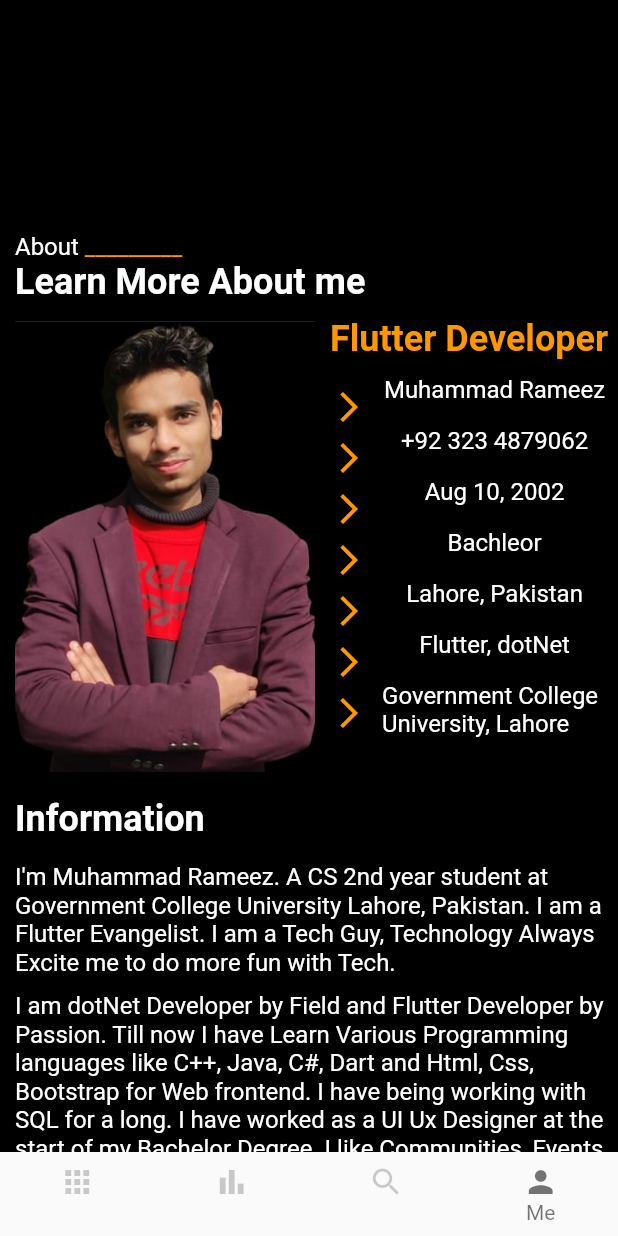
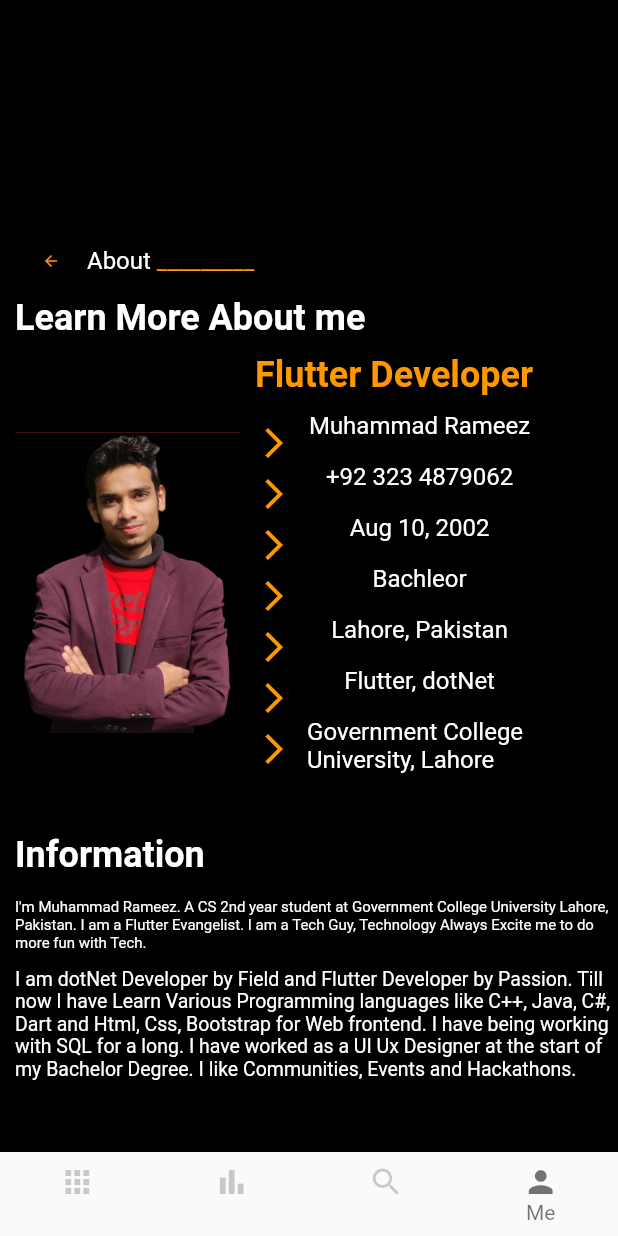
Before and after one commit to ZapeeoSheikh/TravelApp, a Flutter app: the MainPage screen opened by its route, item 4 of the bottom bar chosen, on a phone screen of 412 x 824 dp. Run offline on Flutter 3.47's test engine with Material 2 defaults, Android fonts, the phone set to English and light mode, and no system bars; network calls fail.

Commit message:
Travel App Completed

```diff
--- a/lib/main.dart
+++ b/lib/main.dart
@@ -3,6 +3,7 @@ import 'package:flutter/material.dart';
 import 'package:travelapp/details.dart';
 import 'package:travelapp/pages/main_page.dart';
 import 'package:travelapp/pages/me_page.dart';
+import 'package:travelapp/pages/search.dart';
 import 'package:travelapp/routes/routes.dart';
 
 import 'WelcomePage.dart';
@@ -30,7 +31,7 @@ class _MyAppState extends State<MyApp> {
       },
       debugShowCheckedModeBanner: false,
       home: Scaffold(
-        body: WelcomePage(),
+        body: SearchPage(),
       ),
     );
   }
--- a/lib/pages/me_page.dart
+++ b/lib/pages/me_page.dart
@@ -2,6 +2,7 @@ import 'package:flutter/cupertino.dart';
 import 'package:flutter/material.dart';
 import 'package:travelapp/apptext/largetext.dart';
 import 'package:travelapp/apptext/text.dart';
+import 'package:travelapp/routes/routes.dart';
 
 class MePage extends StatelessWidget {
   const MePage({Key? key}) : super(key: key);
@@ -13,14 +14,28 @@ class MePage extends StatelessWidget {
       theme: ThemeData.dark(),
       home: Scaffold(
         backgroundColor: Colors.black,
-        body: Container(
-          margin: EdgeInsets.only(top: 155, left: 10),
+        body: SingleChildScrollView(
+          child: Container(
+            width: MediaQuery.of(context).size.width,
+            height: MediaQuery.of(context).size.height,
+            margin: EdgeInsets.only(top: 150, left: 10),
             child: Column(
               mainAxisAlignment: MainAxisAlignment.start,
               children: [
                 Row(
                   mainAxisAlignment: MainAxisAlignment.start,
                   children: [
+                    IconButton(
+                      onPressed: () {
+                        Navigator.pushNamed(context, MyRoutes.mainpage);
+                      },
+                      icon: Icon(
+                        Icons.arrow_back,
+                        color: Colors.orange,
+                        size: 12,
+                      ),
+                    ),
+                    //SizedBox(width: 5),
                     AppText(
                       title: "About",
                       color: Colors.white,
@@ -46,11 +61,12 @@ class MePage extends StatelessWidget {
                 Row(
                   children: [
                     Container(
-                    height: 300,
-                    width: 200,
+                      height: 200,
+                      width: 150,
                       decoration: BoxDecoration(
                         image: DecorationImage(
-                          image: AssetImage("img/me.jpeg"), fit: BoxFit.cover),
+                            image: AssetImage("img/me.jpeg"),
+                            fit: BoxFit.cover),
                         color: Colors.red,
                       ),
                     ),
@@ -226,13 +242,14 @@ class MePage extends StatelessWidget {
                 Row(
                   children: [
                     Container(
-                    width: 400,
+                      width: MediaQuery.of(context).size.width - 10,
                       child: Column(
                         children: [
                           AppText(
                             title:
                                 "I'm Muhammad Rameez. A CS 2nd year student at Government College University Lahore, Pakistan. I am a Flutter Evangelist. I am a Tech Guy, Technology Always Excite me to do more fun with Tech.",
                             color: Colors.white,
+                            size: 10,
                           ),
                           SizedBox(
                             height: 10,
@@ -241,6 +258,7 @@ class MePage extends StatelessWidget {
                             title:
                                 "I am dotNet Developer by Field and Flutter Developer by Passion. Till now I have Learn Various Programming languages like C++, Java, C#, Dart and Html, Css, Bootstrap for Web frontend. I have being working with SQL for a long. I have worked as a UI Ux Designer at the start of my Bachelor Degree. I like Communities, Events and Hackathons.",
                             color: Colors.white,
+                            size: 13,
                           )
                         ],
                       ),
@@ -251,6 +269,7 @@ class MePage extends StatelessWidget {
             ),
           ),
         ),
+      ),
     );
   }
 }
```
Also changed, not shown: lib/pages/search.dart (+41 -1 lines). Lines whose indentation alone changed are shown as unchanged.
